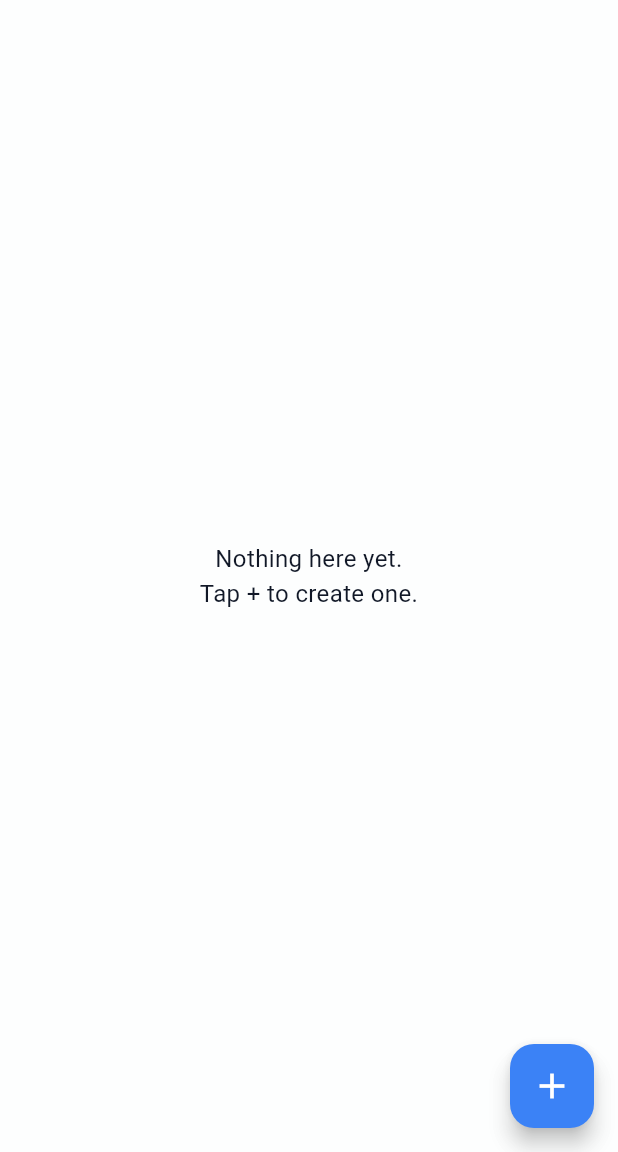
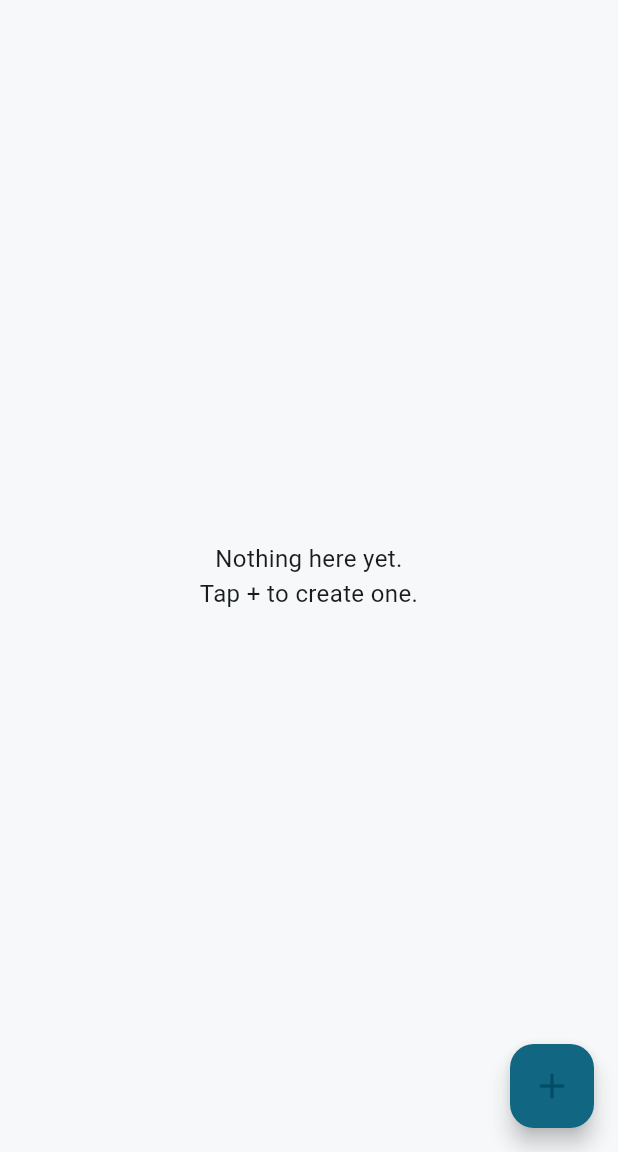
Before and after one commit to arunmainali/flutter-todo, a Flutter app: the screen it shows after launch, on a phone screen of 412 x 824 dp, the part 84-1236 px from its top. Run offline on Flutter 3.47's test engine with Material 3 defaults, Android fonts, the phone set to English and light mode, and no system bars; our stand-ins replace flutter_slidable, hive_flutter; accounts and stored records are empty.

Commit message:
added theme changes

```diff
--- a/lib/main.dart
+++ b/lib/main.dart
@@ -23,29 +23,9 @@ class MyApp extends StatelessWidget {
     return MaterialApp(
       title: 'Todo List',
       theme: ThemeData(
-        colorScheme: ColorScheme(
-          brightness: Brightness.light,
-          primary: accentColor,
-          onPrimary: Colors.white,
-          secondary: accentColor.withOpacity(0.85),
-          onSecondary: Colors.white,
-          surface: baseColor,
-          onSurface: contrastColor,
-          background: baseColor,
-          onBackground: contrastColor,
-          error: Colors.red.shade600,
-          onError: Colors.white,
-        ),
-        scaffoldBackgroundColor: baseColor,
-        textTheme: const TextTheme(
-          bodyLarge: TextStyle(color: contrastColor, fontSize: 16),
-          bodyMedium: TextStyle(color: contrastColor, fontSize: 14),
-        ),
-        appBarTheme: const AppBarTheme(
-          backgroundColor: baseColor,
-          foregroundColor: contrastColor,
-          elevation: 0,
-        ),
+        colorScheme: ColorScheme.fromSeed(seedColor: Colors.blueGrey),
+        useMaterial3: true,
+        scaffoldBackgroundColor: const Color(0xfff8f9fa),
       ),
       home: const HomePage(),
     );
```
